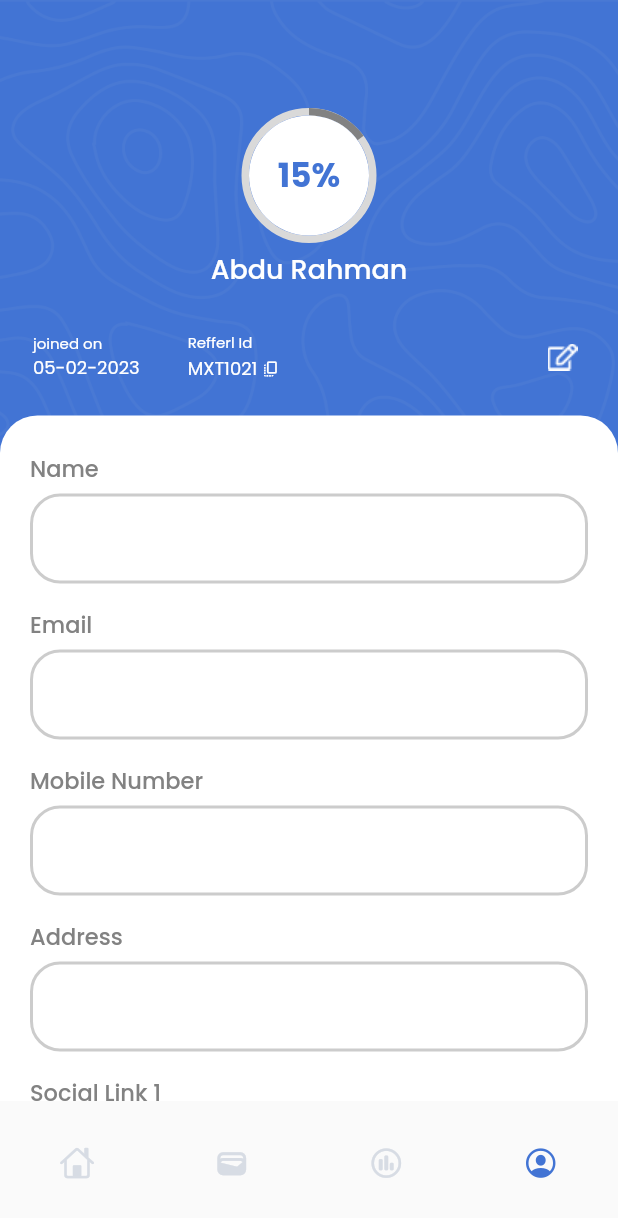
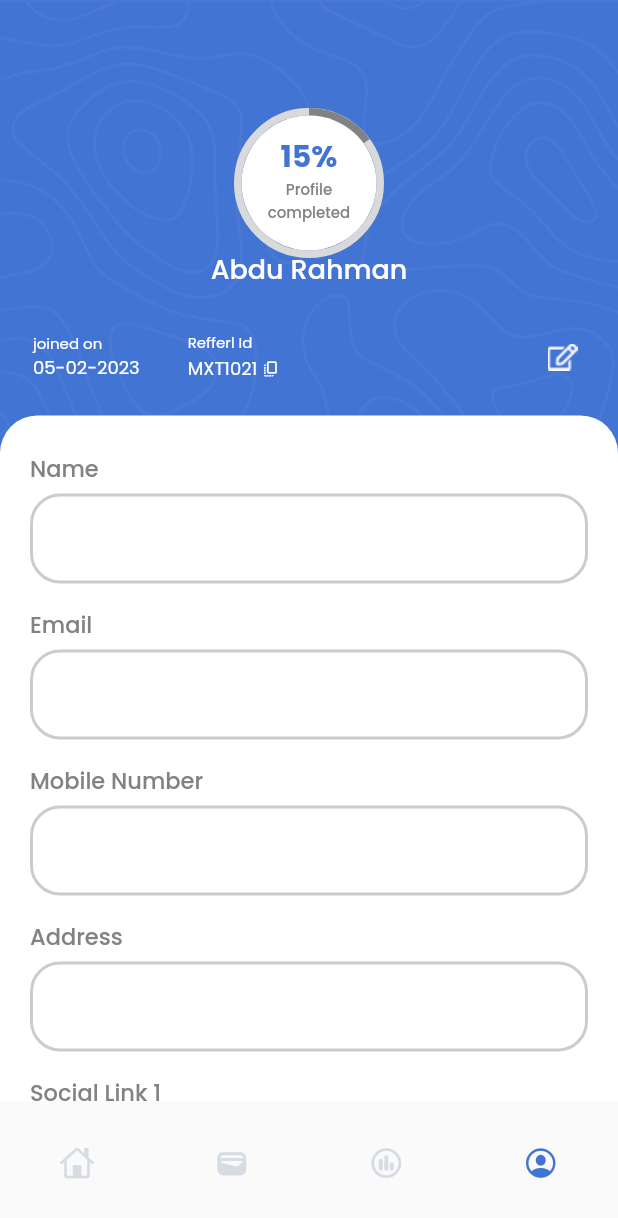
Before and after one commit to Irfan-kc/ideal_promoter, a Flutter app: the Home screen opened directly, item 4 of the bottom bar chosen, on a phone screen of 412 x 824 dp. Shown: the top 1218 px of the screen. Run offline on Flutter 3.47's test engine with Material 2 defaults, Android fonts, the phone set to English and light mode, and no system bars; drawn by our look-alikes of percent_indicator; our stand-ins replace carousel_slider, fl_chart.

Commit message:
change in design

```diff
--- a/lib/main.dart
+++ b/lib/main.dart
@@ -18,7 +18,7 @@ class MyApp extends StatelessWidget {
         fontFamily: 'Poppins',
         textTheme: Theme.of(context).textTheme.apply(fontFamily: 'Poppins'),
       ),
-      home: LoginPage(),
+      home: const Home(),
     );
   }
 }
--- a/lib/view/screen/home/bottom_nav_screen/profile_screen/widget/circular_percent_indicator.dart
+++ b/lib/view/screen/home/bottom_nav_screen/profile_screen/widget/circular_percent_indicator.dart
@@ -12,22 +12,36 @@ class CircularPercentWidget extends StatelessWidget {
     return SizedBox(
       height: 90,
       child: CircularPercentIndicator(
-        radius: 45,
+        radius: 50,
         lineWidth: 5.0,
         percent: progress,
         backgroundColor: const Color(0xFFD9D9D9),
         center: Container(
-          width: 80,
-          height: 80,
+          width: 90,
+          height: 90,
           decoration: BoxDecoration(
               color: Colors.white, borderRadius: BorderRadius.circular(100)),
           child: Center(
-            child: Text(
-              "${(progress * 100).toStringAsFixed(0)}%",
-              style: const TextStyle(
-                  fontSize: 22.0,
-                  fontWeight: FontWeight.bold,
-                  color: AppColors.primaryColor),
+            child: Padding(
+              padding: const EdgeInsets.symmetric(horizontal: 10, vertical: 12),
+              child: Column(
+                children: [
+                  Text(
+                    "${(progress * 100).toStringAsFixed(0)}%",
+                    style: const TextStyle(
+                        fontSize: 20.0,
+                        fontWeight: FontWeight.bold,
+                        color: AppColors.primaryColor),
+                  ),
+                  const Text("Profile completed",
+                      textAlign: TextAlign.center,
+                      style: TextStyle(
+                        fontSize: 10,
+                        fontWeight: FontWeight.w500,
+                        color: AppColors.textSecondary,
+                      ))
+                ],
+              ),
             ),
           ),
         ),
```
